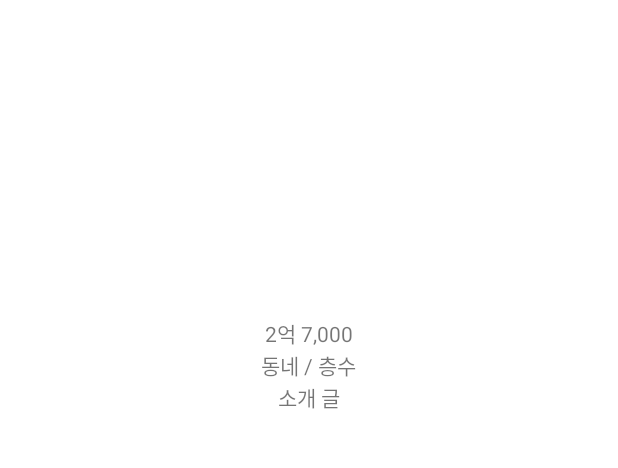
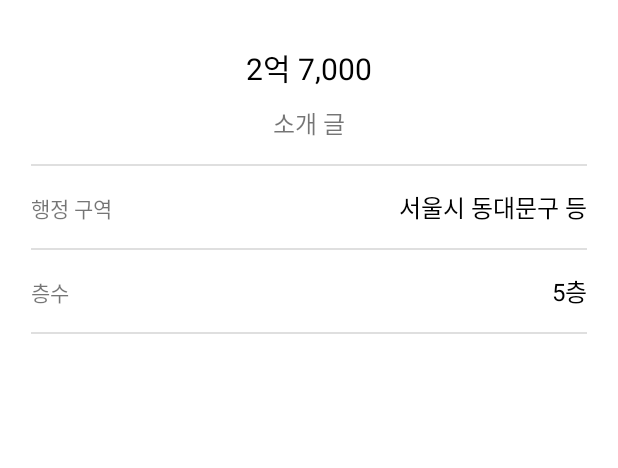
Before and after one commit to smin9408/JickbangClone, an Android app: the screen it shows after launch (ViewRoomDetailActivity), after a tap on an icon or button, on a phone screen of 412 x 824 dp, the part 542-1010 px from its top. Run offline under Robolectric (Android 15) with nearby library versions, the phone set to English and light mode, and no system bars.

Commit message:
디테일 페이지 UI그리기 완료

```diff
--- a/app/src/main/res/layout/activity_view_room_detail.xml
+++ b/app/src/main/res/layout/activity_view_room_detail.xml
@@ -17,7 +17,7 @@
 
     <LinearLayout
         android:layout_width="match_parent"
-        android:layout_height="match_parent"
+        android:layout_height="wrap_content"
         android:gravity="center"
         android:orientation="vertical"
         android:paddingTop="30dp">
@@ -26,17 +26,91 @@
             android:id="@+id/txtPrice"
             android:layout_width="wrap_content"
             android:layout_height="wrap_content"
-            android:text="가격" />
+            android:text="가격"
+            android:textColor="@color/black"
+            android:textSize="20sp" />
+
 
         <TextView
+            android:id="@+id/txtDescription"
             android:layout_width="wrap_content"
             android:layout_height="wrap_content"
-            android:text="동네 / 층수" />
+            android:layout_marginTop="10dp"
+            android:text="소개 글"
+            android:textSize="16sp" />
+
+    </LinearLayout>
+
+    <LinearLayout
+        android:layout_width="match_parent"
+        android:layout_height="wrap_content"
+        android:orientation="vertical"
+        android:padding="15dp">
 
         <TextView
-            android:layout_width="wrap_content"
+            android:layout_width="match_parent"
+            android:layout_height="1dp"
+            android:background="#dfdfdf" />
+
+        <LinearLayout
+            android:layout_width="match_parent"
             android:layout_height="wrap_content"
-            android:text="소개 글" />
+            android:orientation="horizontal"
+            android:paddingVertical="15dp">
+
+            <TextView
+                android:layout_width="wrap_content"
+                android:layout_height="wrap_content"
+                android:text="행정 구역" />
+
+            <TextView
+                android:layout_width="0dp"
+                android:layout_height="wrap_content"
+                android:layout_weight="1" />
+
+            <TextView
+                android:layout_width="wrap_content"
+                android:layout_height="wrap_content"
+                android:text="서울시 동대문구 등"
+                android:textColor="@color/black"
+                android:textSize="16sp" />
+
+        </LinearLayout>
+
+        <TextView
+            android:layout_width="match_parent"
+            android:layout_height="1dp"
+            android:background="#dfdfdf" />
+
+        <LinearLayout
+            android:layout_width="match_parent"
+            android:layout_height="wrap_content"
+            android:orientation="horizontal"
+            android:paddingVertical="15dp">
+
+            <TextView
+                android:layout_width="wrap_content"
+                android:layout_height="wrap_content"
+                android:text="층수" />
+
+            <TextView
+                android:layout_width="0dp"
+                android:layout_height="wrap_content"
+                android:layout_weight="1" />
+
+            <TextView
+                android:layout_width="wrap_content"
+                android:layout_height="wrap_content"
+                android:text="5층"
+                android:textColor="@color/black"
+                android:textSize="16sp" />
+
+        </LinearLayout>
+
+        <TextView
+            android:layout_width="match_parent"
+            android:layout_height="1dp"
+            android:background="#dfdfdf" />
 
     </LinearLayout>
 
```
